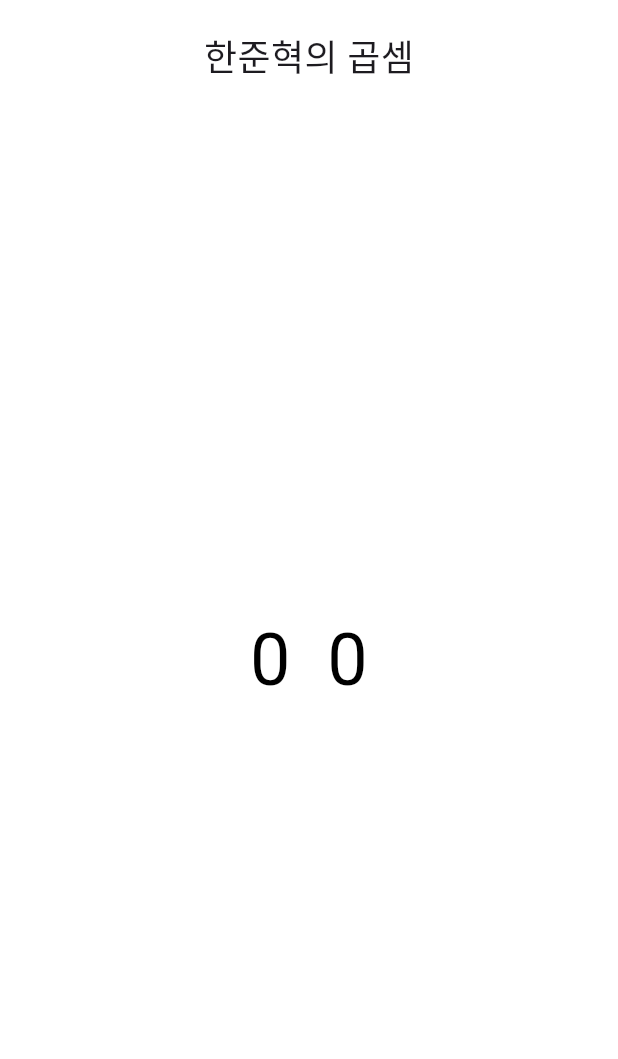
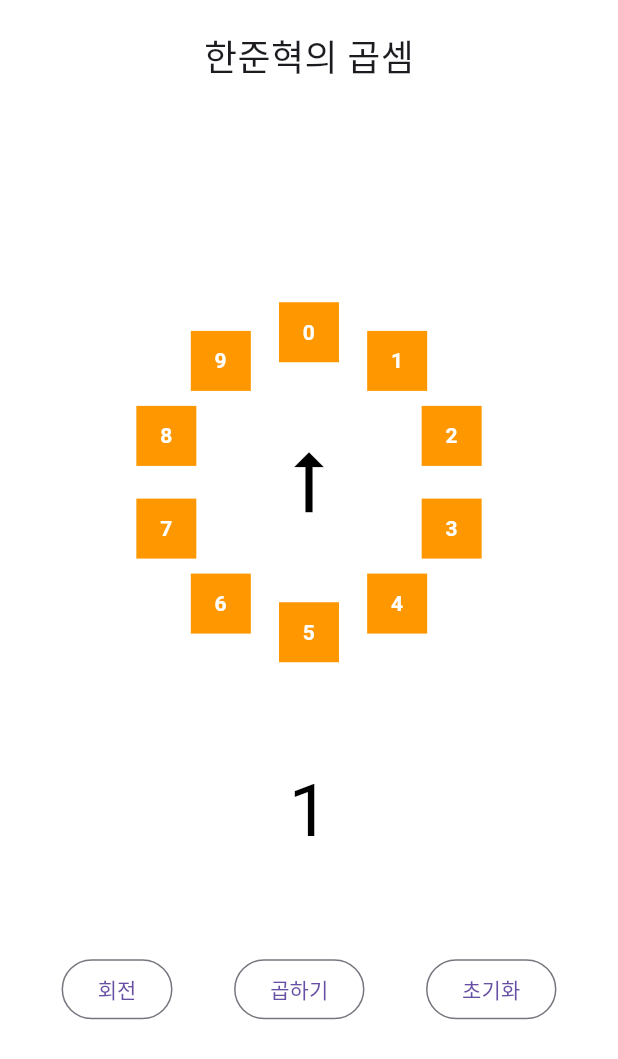
Before and after one commit to FlutterCalculat/Flutter, a Flutter app: the MultiplicationScreen screen opened directly, on a phone screen of 412 x 824 dp. Shown: the top 1059 px of the screen. Run offline on Flutter 3.47's test engine with Material 3 defaults, Android fonts, the phone set to English and light mode, and no system bars.

Commit message:
create rotated multiplication

```diff
--- /dev/null
+++ b/lib/multiplication/feature/rotated_multiplication.dart
@@ -0,0 +1,106 @@
+import 'package:flutter/material.dart';
+import 'dart:math';
+
+class RotatedMultiplication extends StatefulWidget {
+  const RotatedMultiplication({super.key});
+
+  @override
+  State<RotatedMultiplication> createState() => _RotatedMultiplicationState();
+}
+
+class _RotatedMultiplicationState extends State<RotatedMultiplication> {
+  int index = 0; // 아이콘이 가리킬 숫자 (0~9)
+  int first = 1;
+
+  @override
+  Widget build(BuildContext context) {
+    return Scaffold(
+      backgroundColor: Colors.white,
+      body: Center(
+        child: Column(
+          mainAxisAlignment: MainAxisAlignment.center,
+          children: [
+            Container(
+              height: 250, // 원의 높이
+              width: 250, // 원의 너비
+              child: Stack(
+                alignment: Alignment.center,
+                children: [
+                  // 원형 배치된 숫자들
+                  ...List.generate(10, (i) {
+                    double angle =
+                        (i * (2 * pi)) / 10 - pi / 2; // 12시 기준으로 시작
+                    double radius = 100; // 원의 반지름
+                    return Transform.translate(
+                      offset: Offset(
+                        radius * cos(angle), // X 좌표
+                        radius * sin(angle), // Y 좌표
+                      ),
+                      child: Container(
+                        width: 40,
+                        height: 40,
+                        alignment: Alignment.center,
+                        color: Colors.orange,
+                        child: Text(
+                          '$i',
+                          textAlign: TextAlign.center,
+                          style: TextStyle(
+                            color: Colors.white,
+                            fontWeight: FontWeight.bold,
+                          ),
+                        ),
+                      ),
+                    );
+                  }),
+                  // 중앙 아이콘 추가 (현재 index 값에 맞춰 회전)
+                  Transform.rotate(
+                    angle: (index * (2 * pi)) / 10 - pi / 2, // 숫자에 맞는 각도
+                    child: Icon(
+                      Icons.arrow_right_alt_outlined, // 원하는 아이콘
+                      color: Colors.black,
+                      size: 60,
+                    ),
+                  ),
+                ],
+              ),
+            ),
+            SizedBox(height: 60,),
+            Center(
+              child: Text("$first", style: TextStyle(fontSize: 48, color: Colors.black),),
+            ),
+            SizedBox(height: 60,),
+            Row(
+              mainAxisAlignment: MainAxisAlignment.spaceEvenly,
+              children: [
+                OutlinedButton(
+                  onPressed: () {
+                    setState(() {
+                      index = (index + 1) % 10;// 0~9 사이 값으로 순환
+                    });
+                  },
+                  child: Text("회전"),
+                ),
+                OutlinedButton(
+                  onPressed: () {
+                    setState(() {
+                      first*=index;
+                    });
+                  },
+                  child: Text("곱하기"),
+                ),
+                OutlinedButton(
+                  onPressed: () {
+                    setState(() {
+                      first = 1;
+                    });
+                  },
+                  child: Text("초기화"),
+                ),
+              ],
+            )
+          ],
+        ),
+      ),
+    );
+  }
+}
--- a/lib/multiplication/screen/multiplication_screen.dart
+++ b/lib/multiplication/screen/multiplication_screen.dart
@@ -3,6 +3,7 @@
 import 'package:adder/view/custom_app_bar.dart';
 import 'package:flutter/material.dart';
 import '../feature/gesture_multiplication.dart';
+import '../feature/rotated_multiplication.dart';
 
 class MultiplicationScreen extends StatelessWidget {
   @override
@@ -10,7 +11,7 @@ class MultiplicationScreen extends StatelessWidget {
     return Scaffold(
       backgroundColor: Colors.white,
       appBar: CustomAppBar(name: "한준혁", type: "곱셈"),
-      body: GestureMultiplication(),
+      body: RotatedMultiplication(),
     );
   }
 }
```
